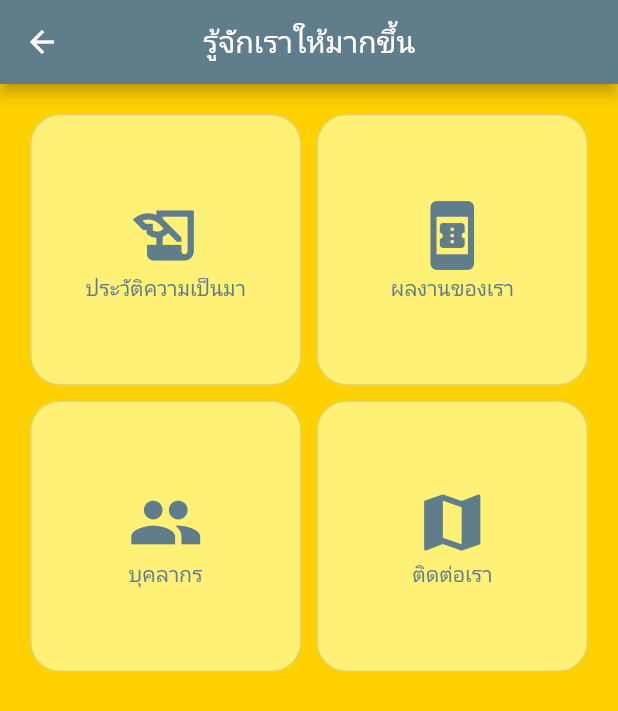
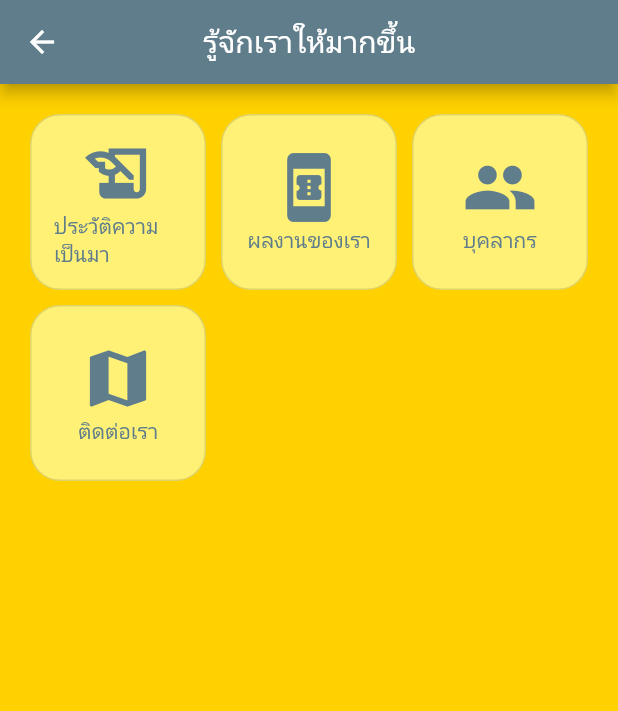
Before and after one commit to amornpan/flutter3x_nt, a Flutter app: the AboutPage screen opened by its route, on a phone screen of 412 x 824 dp. Shown: the top 711 px of the screen. Run offline on Flutter 3.47's test engine with Material 2 defaults, Android fonts, the phone set to English and light mode, and no system bars; our stand-ins replace get.

Commit message:
MediaQuery check orientation

```diff
--- a/lib/pages/about_page.dart
+++ b/lib/pages/about_page.dart
@@ -10,6 +10,7 @@ class AboutPage extends StatefulWidget {
 class _AboutPageState extends State<AboutPage> {
   @override
   Widget build(BuildContext context) {
+    var or = MediaQuery.of(context).orientation;
     return Scaffold(
       appBar: AppBar(
         centerTitle: true,
@@ -20,7 +21,7 @@ class _AboutPageState extends State<AboutPage> {
         padding: const EdgeInsets.all(20),
         crossAxisSpacing: 10,
         mainAxisSpacing: 10,
-        crossAxisCount: 2,
+        crossAxisCount: or == Orientation.portrait ? 3: 4,
         children: <Widget>[
           OutlinedButton(
             onPressed: (() => {}),
```
